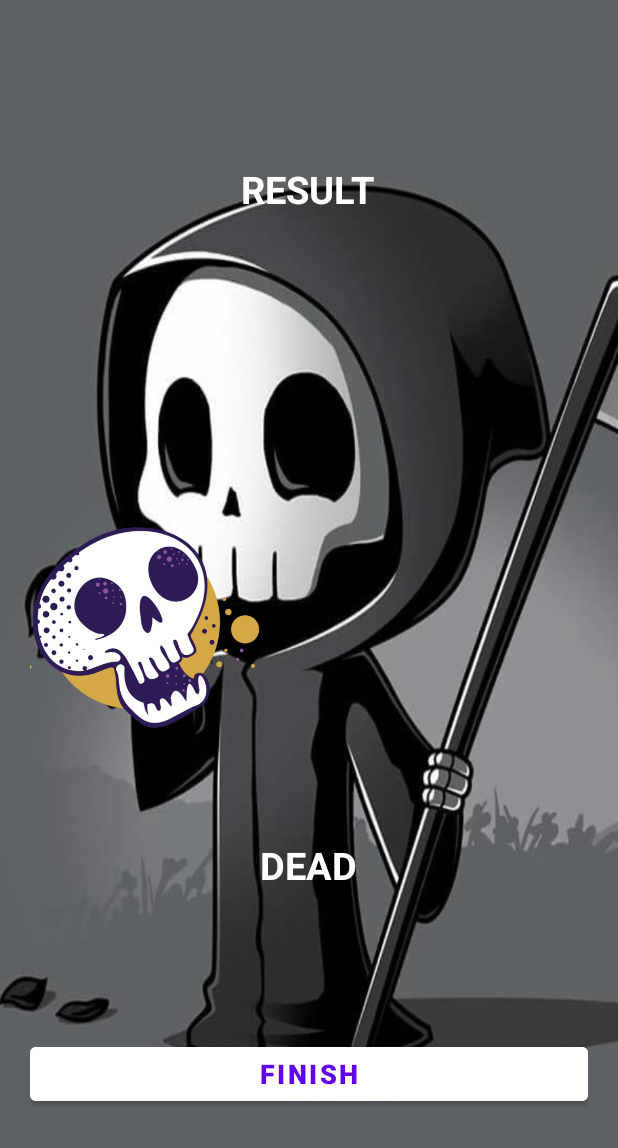
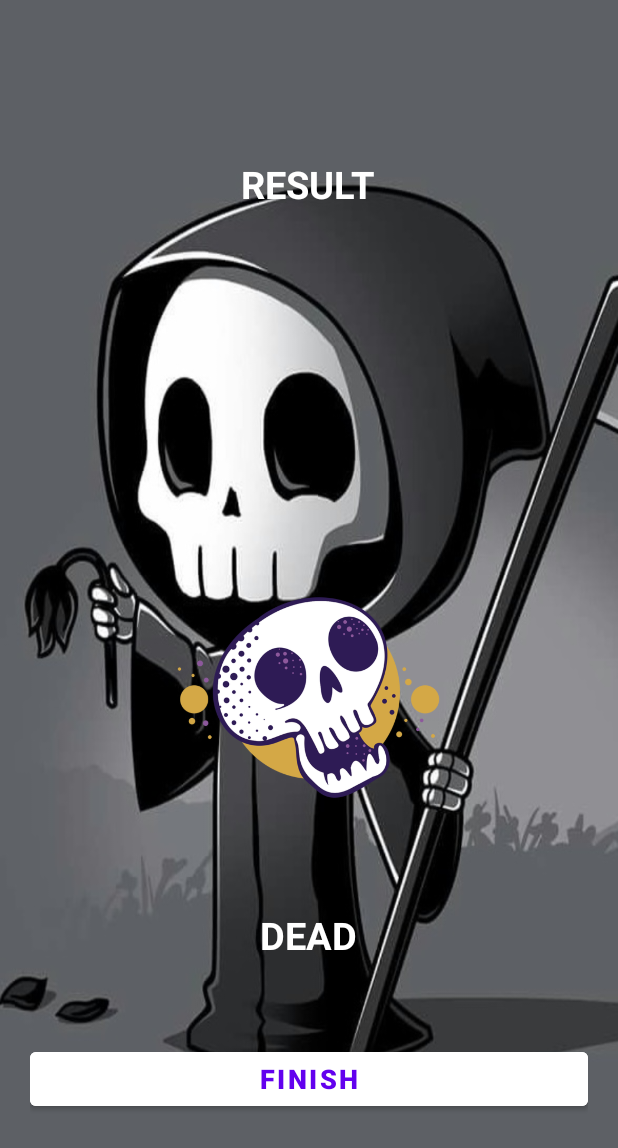
Before and after one commit to Zeadrasil/UMADBro, an Android app: the ResultActivity screen opened directly, with no data from a screen before it, on a phone screen of 412 x 824 dp. Shown: the top 1148 px of the screen. Run offline under Robolectric (Android 15) with nearby library versions, the phone set to English and light mode, and no system bars; 3 statements that could not run were skipped.

Commit message:
more minor design changes on welcome and result layout

```diff
--- a/FlagQuiz/app/src/main/java/com/example/flagquiz/ResultActivity.kt
+++ b/FlagQuiz/app/src/main/java/com/example/flagquiz/ResultActivity.kt
@@ -19,7 +19,7 @@ class ResultActivity : AppCompatActivity() {
         playerCharacter = intent.getSerializableExtra("Player") as? PlayerCharacter
 
         nameTV.text = intent.getStringExtra(Constants.USERNAME)
-        scoreTV.text = "You survived: ${playerCharacter!!.getDayDied()} days!"
+        scoreTV.text = "${intent.getStringExtra(Constants.USERNAME)} survived: ${playerCharacter!!.getDayDied()} days!"
 
         finishBtn.setOnClickListener{
             startActivity(Intent(this, MainActivity::class.java))
--- a/FlagQuiz/app/src/main/res/layout/activity_result.xml
+++ b/FlagQuiz/app/src/main/res/layout/activity_result.xml
@@ -27,8 +27,8 @@
         android:contentDescription="@string/skull_image"
         android:src="@drawable/ic_skull"
         android:padding="30dp"
-        android:layout_marginTop="150dp"
-        android:layout_marginRight="120dp"/>
+        android:layout_marginTop="200dp"
+        />
 
     <TextView
         android:id="@+id/deadTV"
@@ -41,22 +41,13 @@
         android:textStyle="bold" />
 
     <TextView
-        android:id="@+id/nameTV"
-        android:layout_width="wrap_content"
-        android:layout_height="wrap_content"
-        android:layout_marginTop="16dp"
-        android:textColor="@color/white"
-        android:textSize="25sp"
-        android:textStyle="bold"
-        tools:text = "username" />
-
-    <TextView
         android:id="@+id/scoreTV"
         android:layout_width="wrap_content"
         android:layout_height="wrap_content"
         android:layout_marginTop="10dp"
         android:textColor="@color/white"
-        android:textSize="20sp"
+        android:textSize="25sp"
+        android:textStyle="bold"
         tools:text="You survived x days!" />
 
     <Button
--- a/FlagQuiz/app/src/main/res/values/strings.xml
+++ b/FlagQuiz/app/src/main/res/values/strings.xml
@@ -1,8 +1,8 @@
 <resources>
-    <string name="app_name">FlagQuiz</string>
-    <string name="app_name1">Flag Quiz</string>
+    <string name="app_name">PoorLifeDecisions</string>
+    <string name="app_name1">Poor Life Decisions</string>
     <string name="greeting">Welcome</string>
-    <string name="name_instructions">Please enter your name:</string>
+    <string name="name_instructions">Please enter the name of your character:</string>
     <string name="name_hint">Name</string>
     <string name="start">START</string>
     <string name="submit">Submit</string>
```
